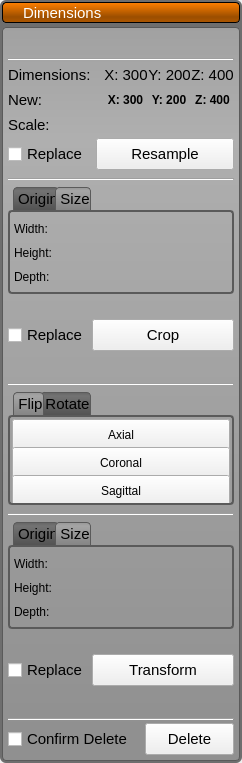
First picture: the form in src/Interface/AppInterface/LayerGroupWidget.ui, repository SCIInstitute/Seg3D, before the edit.
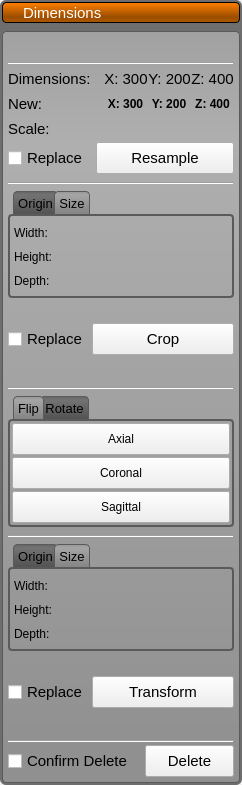
Second picture: the form after the edit. Icons and pictures are not drawn.

```diff
--- a/src/Interface/AppInterface/LayerGroupWidget.ui
+++ b/src/Interface/AppInterface/LayerGroupWidget.ui
@@ -7,7 +7,7 @@
     <x>0</x>
     <y>0</y>
     <width>242</width>
-    <height>757</height>
+    <height>785</height>
    </rect>
   </property>
   <property name="sizePolicy">
@@ -37,9 +37,10 @@
 background-color:qlineargradient(spread:pad, x1:0.5, y1:0, x2:0.5, y2:0.960227, stop:0 rgba(101, 101, 101, 255), stop:0.155779 rgba(115, 115, 115, 255), stop:1 rgba(84, 84, 84, 255));
 border-top-left-radius: 4px;
 border-top-right-radius: 4px;
-min-width:12ex;
+min-width:16ex;
 height: 22px;
 padding-left: 4px;
+padding-right: 4px;
 padding-top:0px;
 border-top: 1px solid rgb(90,90,90);
 border-left: 1px solid rgb(90,90,90);
@@ -51,6 +52,7 @@
 background-color:qlineargradient(spread:pad, x1:0.5, y1:0, x2:0.5, y2:0.960227, stop:0 rgba(151, 151, 151, 255), stop:0.155779 rgba(165, 165, 165, 255), stop:1 rgba(134, 134, 134, 255));
 margin-left: -4px;
 margin-right: -4px;
+
 }
 
 QTabBar::tab:first:selected {
@@ -65,26 +67,36 @@
 QToolButton#group_crop_button_{
   background-color: rgba(0, 0, 0, 0);
   border: 1px solid rgba(0, 0, 0, 0);
+  margin: 0 0 0 0;
+  padding: 0 0 0 0;
 }
 QToolButton#group_crop_button_:checked{
   background-color: rgb(233, 111, 53);
   border-radius: 3px;
   border: 1px solid rgb(142, 67, 32);
+  margin: 0 0 0 0;
+  padding: 0 0 0 0;
 }
 
 QToolButton#group_flip_rotate_button_{
   background-color: rgba(0, 0, 0, 0);
   border: 1px solid rgba(0, 0, 0, 0);
+  margin: 0 0 0 0;
+  padding: 0 0 0 0;
 }
 QToolButton#group_flip_rotate_button_:checked{
   background-color: rgb(233, 111, 53);
   border-radius: 3px;
   border: 1px solid rgb(142, 67, 32);
+  margin: 0 0 0 0;
+  padding: 0 0 0 0;
 }
 
 QToolButton#group_new_button_{
   background-color: rgba(0, 0, 0, 0);
   border: 1px solid rgba(0, 0, 0, 0);
+  margin: 0 0 0 0;
+  padding: 0 0 0 0;
 }
 QToolButton#group_new_button_:pressed{
   background-color: rgb(233, 111, 53);
@@ -95,37 +107,51 @@
 QToolButton#group_delete_button_{
   background-color: rgba(0, 0, 0, 0);
   border: 1px solid rgba(0, 0, 0, 0);
+  margin: 0 0 0 0;
+  padding: 0 0 0 0;
 }
 QToolButton#group_delete_button_:checked{
   background-color: rgb(233, 111, 53);
   border-radius: 3px;
   border: 1px solid rgb(142, 67, 32);
+  margin: 0 0 0 0;
+  padding: 0 0 0 0;
 }
 
 
 QToolButton#group_resample_button_{
   background-color: rgba(0, 0, 0, 0);
   border: 1px solid rgba(0, 0, 0, 0);
+  margin: 0 0 0 0;
+  padding: 0 0 0 0;
 }
 QToolButton#group_resample_button_:checked{
   background-color: rgb(233, 111, 53);
   border-radius: 3px;
   border: 1px solid rgb(142, 67, 32);
+  margin: 0 0 0 0;
+  padding: 0 0 0 0;
 }
 
 QToolButton#group_transform_button_{
   background-color: rgba(0, 0, 0, 0);
   border: 1px solid rgba(0, 0, 0, 0);
+  margin: 0 0 0 0;
+  padding: 0 0 0 0;
 }
 QToolButton#group_transform_button_:checked{
   background-color: rgb(233, 111, 53);
   border-radius: 3px;
   border: 1px solid rgb(142, 67, 32);
+  margin: 0 0 0 0;
+  padding: 0 0 0 0;
 }
 
 QToolButton#group_visibility_button_{
   background-color: rgba(0, 0, 0, 0);
   border: 1px solid rgba(0, 0, 0, 0);
+  margin: 0 0 0 0;
+  padding: 0 0 0 0;
 }
 
 
@@ -136,6 +162,8 @@
   height: 24px;
   text-align: left;
   color: white;
+  margin: 0 0 0 0;
+  padding: 0 0 0 0;
 }
 
 QPushButton#activate_button_:pressed{
@@ -583,14 +611,14 @@
              <widget class="QToolButton" name="group_delete_button_">
               <property name="minimumSize">
                <size>
-                <width>20</width>
-                <height>20</height>
+                <width>22</width>
+                <height>22</height>
                </size>
               </property>
               <property name="maximumSize">
                <size>
-                <width>20</width>
-                <height>20</height>
+                <width>22</width>
+                <height>22</height>
                </size>
               </property>
               <property name="toolTip">
@@ -613,13 +641,13 @@
              <widget class="QToolButton" name="group_new_button_">
               <property name="minimumSize">
                <size>
-                <width>20</width>
+                <width>22</width>
                 <height>22</height>
                </size>
               </property>
               <property name="maximumSize">
                <size>
-                <width>20</width>
+                <width>22</width>
                 <height>22</height>
                </size>
               </property>
@@ -902,7 +930,7 @@
               </property>
               <property name="font">
                <font>
-                <pointsize>11</pointsize>
+                <pointsize>10</pointsize>
                </font>
               </property>
               <property name="tabPosition">
@@ -915,7 +943,7 @@
                <number>1</number>
               </property>
               <property name="elideMode">
-               <enum>Qt::ElideRight</enum>
+               <enum>Qt::ElideNone</enum>
               </property>
               <widget class="QWidget" name="tab">
                <property name="minimumSize">
@@ -1225,7 +1253,7 @@
               </property>
               <property name="font">
                <font>
-                <pointsize>11</pointsize>
+                <pointsize>10</pointsize>
                </font>
               </property>
               <property name="currentIndex">
@@ -1468,7 +1496,7 @@
               </property>
               <property name="font">
                <font>
-                <pointsize>11</pointsize>
+                <pointsize>10</pointsize>
                </font>
               </property>
               <property name="tabPosition">
@@ -1481,7 +1509,7 @@
                <number>1</number>
               </property>
               <property name="elideMode">
-               <enum>Qt::ElideRight</enum>
+               <enum>Qt::ElideNone</enum>
               </property>
               <widget class="QWidget" name="tab_5">
                <property name="minimumSize">
```
Left out of the diff: 10 changed lines with no effect on the pictures.
